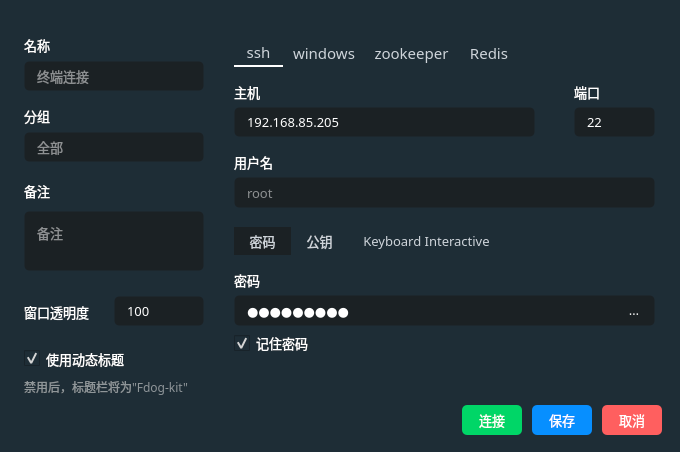
The window that source/createconnect.ui (HuaGouFdog/Fdog-Kit) describes before a commit, drawn with Qt 5.
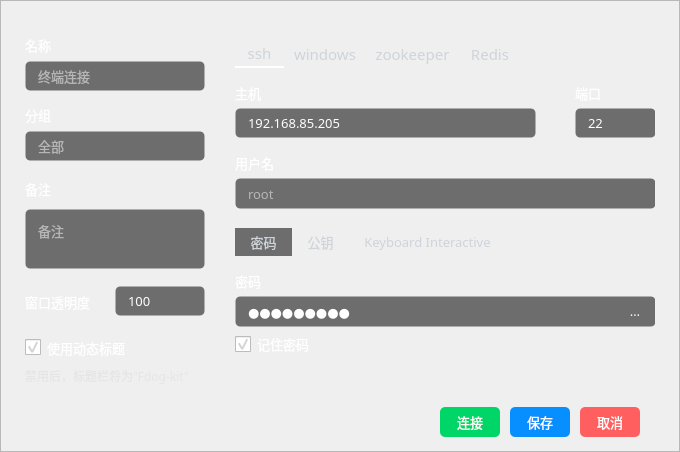
The same window after the commit. Icons and pictures are not drawn.

```diff
--- a/source/createconnect.ui
+++ b/source/createconnect.ui
@@ -42,238 +42,51 @@
     <normaloff>:/lib/icon9.png</normaloff>:/lib/icon9.png</iconset>
   </property>
   <property name="styleSheet">
-   <string notr="true">background-color: rgb(30, 45, 54);
-color: rgb(255, 255, 255);</string>
+   <string notr="true"/>
   </property>
-  <widget class="QWidget" name="widget_bottom" native="true">
-   <property name="geometry">
-    <rect>
-     <x>0</x>
-     <y>400</y>
-     <width>701</width>
-     <height>40</height>
-    </rect>
-   </property>
-   <property name="minimumSize">
-    <size>
-     <width>0</width>
-     <height>40</height>
-    </size>
-   </property>
-   <property name="maximumSize">
-    <size>
-     <width>16777215</width>
-     <height>40</height>
-    </size>
-   </property>
-   <property name="styleSheet">
-    <string notr="true">background-color: rgb(30, 45, 54);
-color: rgb(255, 255, 255);</string>
-   </property>
-   <layout class="QHBoxLayout" name="horizontalLayout_3">
-    <property name="spacing">
-     <number>10</number>
-    </property>
+  <layout class="QHBoxLayout" name="horizontalLayout">
     <property name="leftMargin">
-     <number>9</number>
+    <number>0</number>
     </property>
     <property name="topMargin">
      <number>0</number>
     </property>
     <property name="rightMargin">
-     <number>9</number>
+    <number>0</number>
     </property>
     <property name="bottomMargin">
      <number>0</number>
     </property>
     <item>
-     <spacer name="widget_bottom_horizontalSpacer_left">
-      <property name="orientation">
-       <enum>Qt::Horizontal</enum>
-      </property>
-      <property name="sizeHint" stdset="0">
-       <size>
-        <width>40</width>
-        <height>20</height>
-       </size>
-      </property>
-     </spacer>
-    </item>
-    <item>
-     <widget class="QToolButton" name="widget_bottom_toolButton_connect">
-      <property name="sizePolicy">
-       <sizepolicy hsizetype="Expanding" vsizetype="Expanding">
-        <horstretch>0</horstretch>
-        <verstretch>0</verstretch>
-       </sizepolicy>
-      </property>
-      <property name="minimumSize">
-       <size>
-        <width>60</width>
-        <height>30</height>
-       </size>
-      </property>
-      <property name="maximumSize">
-       <size>
-        <width>60</width>
-        <height>30</height>
-       </size>
-      </property>
-      <property name="font">
-       <font>
-        <family>OPPOSans B</family>
-        <pointsize>10</pointsize>
-        <stylestrategy>PreferAntialias</stylestrategy>
-       </font>
-      </property>
+    <widget class="QFrame" name="frame">
       <property name="styleSheet">
-       <string notr="true">QToolButton {
-	color: rgb(255, 255, 255);
-	background-color: rgb(0, 214, 103);
-	border-radius: 5px;
-}
-
-QToolButton::menu-indicator { 
-	image: None;
-}
-
- 
-QToolButton:hover {
-	color: rgb(255, 255, 255);
-	background-color: rgb(0, 214, 103);
+      <string notr="true">#frame{ 
+border-image: url(:/lib/back1.png);
 }</string>
       </property>
-      <property name="text">
-       <string>连接</string>
-      </property>
-     </widget>
-    </item>
-    <item>
-     <widget class="QToolButton" name="widget_bottom_toolButton_save">
-      <property name="sizePolicy">
-       <sizepolicy hsizetype="Expanding" vsizetype="Expanding">
-        <horstretch>0</horstretch>
-        <verstretch>0</verstretch>
-       </sizepolicy>
-      </property>
-      <property name="minimumSize">
-       <size>
-        <width>60</width>
-        <height>30</height>
-       </size>
+     <property name="frameShape">
+      <enum>QFrame::StyledPanel</enum>
+     </property>
+     <property name="frameShadow">
+      <enum>QFrame::Raised</enum>
+     </property>
+     <layout class="QVBoxLayout" name="verticalLayout_8">
+      <property name="leftMargin">
+       <number>0</number>
       </property>
-      <property name="maximumSize">
-       <size>
-        <width>60</width>
-        <height>30</height>
-       </size>
+      <property name="topMargin">
+       <number>0</number>
       </property>
-      <property name="font">
-       <font>
-        <family>OPPOSans B</family>
-        <pointsize>10</pointsize>
-        <weight>50</weight>
-        <bold>false</bold>
-        <stylestrategy>PreferAntialias</stylestrategy>
-       </font>
+      <property name="rightMargin">
+       <number>0</number>
       </property>
-      <property name="styleSheet">
-       <string notr="true">QToolButton {
-	color: rgb(255, 255, 255);
-	background-color: rgb(7, 143, 255);
-	border-radius: 5px;
-}
-
-QToolButton::menu-indicator { 
-	image: None;
-}
-
- 
-QToolButton:hover {
-	color: rgb(255, 255, 255);
-	background-color: rgb(7, 143, 255);
-}</string>
+      <property name="bottomMargin">
+       <number>9</number>
       </property>
-      <property name="text">
-       <string>保存</string>
-      </property>
-     </widget>
-    </item>
     <item>
-     <widget class="QToolButton" name="widget_bottom_toolButton_close">
-      <property name="sizePolicy">
-       <sizepolicy hsizetype="Expanding" vsizetype="Expanding">
-        <horstretch>0</horstretch>
-        <verstretch>0</verstretch>
-       </sizepolicy>
-      </property>
-      <property name="minimumSize">
-       <size>
-        <width>60</width>
-        <height>30</height>
-       </size>
-      </property>
-      <property name="maximumSize">
-       <size>
-        <width>60</width>
-        <height>30</height>
-       </size>
-      </property>
-      <property name="font">
-       <font>
-        <family>OPPOSans B</family>
-        <pointsize>10</pointsize>
-        <stylestrategy>PreferAntialias</stylestrategy>
-       </font>
-      </property>
-      <property name="styleSheet">
-       <string notr="true">QToolButton {
-	color: rgb(255, 255, 255);
-	background-color: rgb(255, 95, 95);
-	border-radius: 5px;
-}
-
-QToolButton::menu-indicator { 
-	image: None;
-}
-
- 
-QToolButton:hover {
-	color: rgb(255, 255, 255);
-	background-color: rgb(255, 95, 95);
-}</string>
-      </property>
-      <property name="text">
-       <string>取消</string>
-      </property>
-     </widget>
-    </item>
-    <item>
-     <spacer name="widget_bottom_horizontalSpacer_right">
-      <property name="orientation">
-       <enum>Qt::Horizontal</enum>
-      </property>
-      <property name="sizeType">
-       <enum>QSizePolicy::Fixed</enum>
-      </property>
-      <property name="sizeHint" stdset="0">
-       <size>
-        <width>30</width>
-        <height>20</height>
-       </size>
-      </property>
-     </spacer>
-    </item>
-   </layout>
-  </widget>
   <widget class="QWidget" name="widget_body" native="true">
-   <property name="geometry">
-    <rect>
-     <x>0</x>
-     <y>0</y>
-     <width>701</width>
-     <height>402</height>
-    </rect>
+        <property name="styleSheet">
+         <string notr="true">color: rgb(255, 255, 255);</string>
    </property>
    <layout class="QHBoxLayout" name="horizontalLayout_6">
     <property name="spacing">
@@ -2402,6 +2215,226 @@
     </item>
    </layout>
   </widget>
+      </item>
+      <item>
+       <widget class="QWidget" name="widget_bottom" native="true">
+        <property name="minimumSize">
+         <size>
+          <width>0</width>
+          <height>40</height>
+         </size>
+        </property>
+        <property name="maximumSize">
+         <size>
+          <width>16777215</width>
+          <height>40</height>
+         </size>
+        </property>
+        <property name="styleSheet">
+         <string notr="true">
+color: rgb(255, 255, 255);</string>
+        </property>
+        <layout class="QHBoxLayout" name="horizontalLayout_3">
+         <property name="spacing">
+          <number>10</number>
+         </property>
+         <property name="leftMargin">
+          <number>9</number>
+         </property>
+         <property name="topMargin">
+          <number>0</number>
+         </property>
+         <property name="rightMargin">
+          <number>9</number>
+         </property>
+         <property name="bottomMargin">
+          <number>0</number>
+         </property>
+         <item>
+          <spacer name="widget_bottom_horizontalSpacer_left">
+           <property name="orientation">
+            <enum>Qt::Horizontal</enum>
+           </property>
+           <property name="sizeHint" stdset="0">
+            <size>
+             <width>40</width>
+             <height>20</height>
+            </size>
+           </property>
+          </spacer>
+         </item>
+         <item>
+          <widget class="QToolButton" name="widget_bottom_toolButton_connect">
+           <property name="sizePolicy">
+            <sizepolicy hsizetype="Expanding" vsizetype="Expanding">
+             <horstretch>0</horstretch>
+             <verstretch>0</verstretch>
+            </sizepolicy>
+           </property>
+           <property name="minimumSize">
+            <size>
+             <width>60</width>
+             <height>30</height>
+            </size>
+           </property>
+           <property name="maximumSize">
+            <size>
+             <width>60</width>
+             <height>30</height>
+            </size>
+           </property>
+           <property name="font">
+            <font>
+             <family>OPPOSans B</family>
+             <pointsize>10</pointsize>
+             <stylestrategy>PreferAntialias</stylestrategy>
+            </font>
+           </property>
+           <property name="styleSheet">
+            <string notr="true">QToolButton {
+	color: rgb(255, 255, 255);
+	background-color: rgb(0, 214, 103);
+	border-radius: 5px;
+}
+
+QToolButton::menu-indicator { 
+	image: None;
+}
+
+ 
+QToolButton:hover {
+	color: rgb(255, 255, 255);
+	background-color: rgb(0, 214, 103);
+}</string>
+           </property>
+           <property name="text">
+            <string>连接</string>
+           </property>
+          </widget>
+         </item>
+         <item>
+          <widget class="QToolButton" name="widget_bottom_toolButton_save">
+           <property name="sizePolicy">
+            <sizepolicy hsizetype="Expanding" vsizetype="Expanding">
+             <horstretch>0</horstretch>
+             <verstretch>0</verstretch>
+            </sizepolicy>
+           </property>
+           <property name="minimumSize">
+            <size>
+             <width>60</width>
+             <height>30</height>
+            </size>
+           </property>
+           <property name="maximumSize">
+            <size>
+             <width>60</width>
+             <height>30</height>
+            </size>
+           </property>
+           <property name="font">
+            <font>
+             <family>OPPOSans B</family>
+             <pointsize>10</pointsize>
+             <weight>50</weight>
+             <bold>false</bold>
+             <stylestrategy>PreferAntialias</stylestrategy>
+            </font>
+           </property>
+           <property name="styleSheet">
+            <string notr="true">QToolButton {
+	color: rgb(255, 255, 255);
+	background-color: rgb(7, 143, 255);
+	border-radius: 5px;
+}
+
+QToolButton::menu-indicator { 
+	image: None;
+}
+
+ 
+QToolButton:hover {
+	color: rgb(255, 255, 255);
+	background-color: rgb(7, 143, 255);
+}</string>
+           </property>
+           <property name="text">
+            <string>保存</string>
+           </property>
+          </widget>
+         </item>
+         <item>
+          <widget class="QToolButton" name="widget_bottom_toolButton_close">
+           <property name="sizePolicy">
+            <sizepolicy hsizetype="Expanding" vsizetype="Expanding">
+             <horstretch>0</horstretch>
+             <verstretch>0</verstretch>
+            </sizepolicy>
+           </property>
+           <property name="minimumSize">
+            <size>
+             <width>60</width>
+             <height>30</height>
+            </size>
+           </property>
+           <property name="maximumSize">
+            <size>
+             <width>60</width>
+             <height>30</height>
+            </size>
+           </property>
+           <property name="font">
+            <font>
+             <family>OPPOSans B</family>
+             <pointsize>10</pointsize>
+             <stylestrategy>PreferAntialias</stylestrategy>
+            </font>
+           </property>
+           <property name="styleSheet">
+            <string notr="true">QToolButton {
+	color: rgb(255, 255, 255);
+	background-color: rgb(255, 95, 95);
+	border-radius: 5px;
+}
+
+QToolButton::menu-indicator { 
+	image: None;
+}
+
+ 
+QToolButton:hover {
+	color: rgb(255, 255, 255);
+	background-color: rgb(255, 95, 95);
+}</string>
+           </property>
+           <property name="text">
+            <string>取消</string>
+           </property>
+          </widget>
+         </item>
+         <item>
+          <spacer name="widget_bottom_horizontalSpacer_right">
+           <property name="orientation">
+            <enum>Qt::Horizontal</enum>
+           </property>
+           <property name="sizeType">
+            <enum>QSizePolicy::Fixed</enum>
+           </property>
+           <property name="sizeHint" stdset="0">
+            <size>
+             <width>30</width>
+             <height>20</height>
+            </size>
+           </property>
+          </spacer>
+         </item>
+        </layout>
+       </widget>
+      </item>
+     </layout>
+    </widget>
+   </item>
+  </layout>
  </widget>
  <resources>
   <include location="lib.qrc"/>
```
Lines whose indentation alone changed are shown as unchanged.
